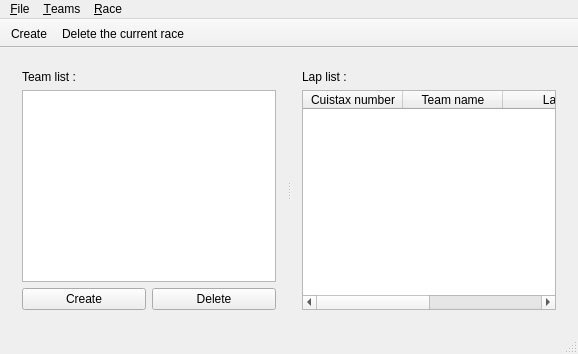
Above: MainWindow.ui from xaviermawet/MagneeCuistax2014 before the change. Below: the same form after it.
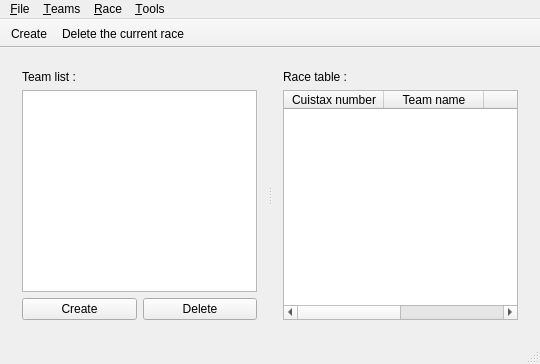
That is the form after the change. Icons and pictures are not drawn. Custom widgets are drawn as their Qt base class.

Commit message: Added 'Tools' menu and 'Options' action in Tool menu

```diff
--- a/MainWindow.ui
+++ b/MainWindow.ui
@@ -2,6 +2,14 @@
 <ui version="4.0">
  <class>MainWindow</class>
  <widget class="QMainWindow" name="MainWindow">
+  <property name="geometry">
+   <rect>
+    <x>0</x>
+    <y>0</y>
+    <width>540</width>
+    <height>364</height>
+   </rect>
+  </property>
   <property name="windowTitle">
    <string>Magnée Cuistax 2014</string>
   </property>
@@ -68,7 +76,7 @@
         <item>
          <widget class="QLabel" name="labelLapList">
           <property name="text">
-           <string>Lap list :</string>
+           <string>Race table :</string>
           </property>
          </widget>
         </item>
@@ -146,9 +154,16 @@
     <addaction name="actionCreateRace"/>
     <addaction name="actionDeleteRace"/>
    </widget>
+   <widget class="QMenu" name="menuTools">
+    <property name="title">
+     <string>&amp;Tools</string>
+    </property>
+    <addaction name="actionOptions"/>
+   </widget>
    <addaction name="menuFile"/>
    <addaction name="menuTeams"/>
    <addaction name="menuRace"/>
+   <addaction name="menuTools"/>
   </widget>
   <widget class="QToolBar" name="mainToolBar">
    <property name="movable">
```
Left out of the diff: 8 changed lines with no effect on the pictures. The commit also changes 2 other files.
